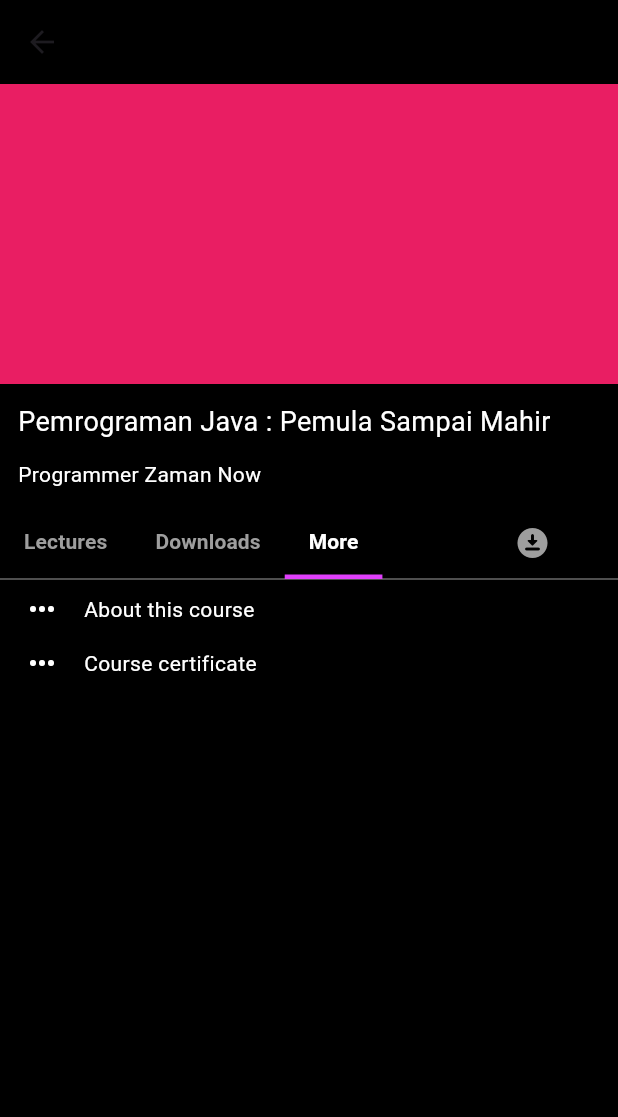
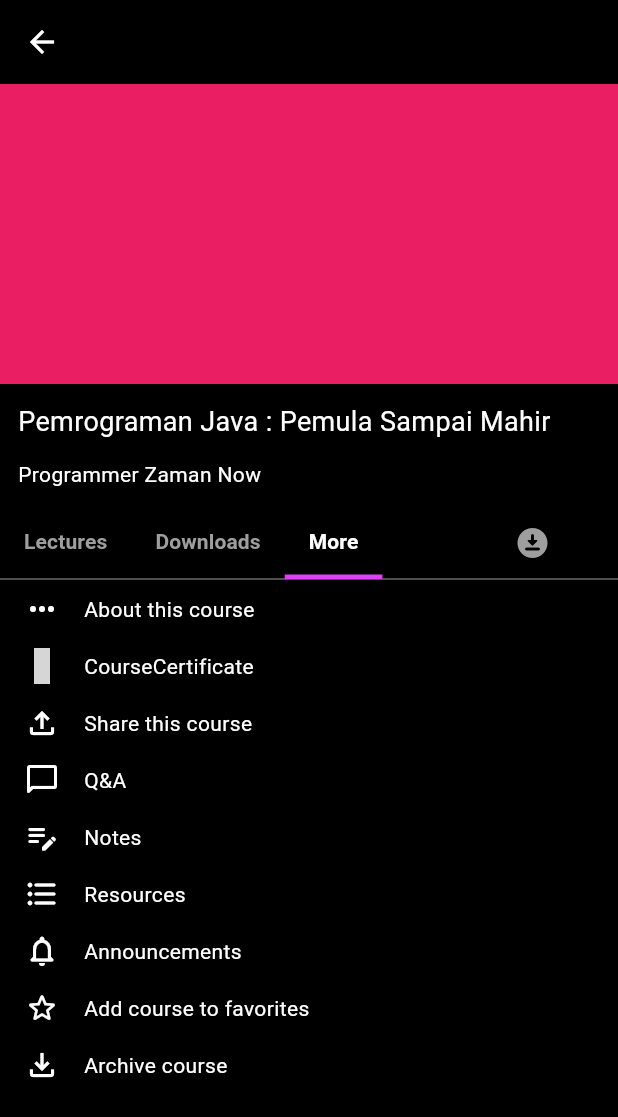
Before and after one commit to hafid-js/kursus_online_mobile, a Flutter app: the CourseDetailScreen screen opened directly, tab 3 chosen, on a phone screen of 412 x 824 dp. Shown: the top 1117 px of the screen. Run offline on Flutter 3.47's test engine with Material 3 defaults, Android fonts, the phone set to English and light mode, and no system bars; our stand-ins replace carousel_slider, get, iconsax, modal_bottom_sheet, video_player; grey boxes are pictures that could not be loaded.

Commit message:
create course more menu

```diff
--- a/lib/features/course_detail/course_detail.dart
+++ b/lib/features/course_detail/course_detail.dart
@@ -1,5 +1,10 @@
 import 'package:flutter/material.dart';
+import 'package:iconsax/iconsax.dart';
+import 'package:kursus_online_mobile/common/widgets/texts/description.dart';
 import 'package:kursus_online_mobile/constants/colors.dart';
+import 'package:kursus_online_mobile/features/course_detail/data/course_description.dart';
+import 'package:kursus_online_mobile/features/course_detail/widgets/course_more_menu.dart';
+import 'package:modal_bottom_sheet/modal_bottom_sheet.dart';
 
 class CourseDetailScreen extends StatelessWidget {
   const CourseDetailScreen({super.key});
@@ -10,7 +15,10 @@
       length: 3,
       child: Scaffold(
         backgroundColor: UColors.backgroundColor,
-        appBar: AppBar(backgroundColor: UColors.backgroundColor),
+        appBar: AppBar(
+          backgroundColor: UColors.backgroundColor,
+          foregroundColor: Colors.white,
+        ),
         body: Column(
           crossAxisAlignment: CrossAxisAlignment.start,
           children: [
@@ -425,32 +433,99 @@
                     padding: EdgeInsets.symmetric(horizontal: 16, vertical: 8),
                     child: Column(
                       children: [
-                        Row(
+                        CourseMoreMenu(
+                          icon: Icons.keyboard_control_rounded,
+                          title: "About this course",
+                          onTap: () {
+                            showBarModalBottomSheet(
+  expand: true,
+  backgroundColor: Colors.black,
+  shape: const RoundedRectangleBorder(
+    borderRadius: BorderRadius.vertical(
+      top: Radius.circular(20),
+    ),
+  ),
+  context: context,
+  builder: (BuildContext context) {
+    return SizedBox(
+      child: Padding(
+        padding: const EdgeInsets.symmetric(horizontal: 16),
+        child: Column(
+          crossAxisAlignment: CrossAxisAlignment.start,
           children: [
-                            Icon(
-                              Icons.keyboard_control_rounded,
+            Stack(
+              alignment: Alignment.centerLeft,
+              children: [
+                                IconButton(
+                  icon: Icon(Icons.close, color: Colors.white),
+                  onPressed: () => Navigator.of(context).pop(),
+                ),
+                Center(
+                  child: Text(
+                    "About This Course",
+                    style: TextStyle(
+                      fontSize: 18,
                       color: Colors.white,
                     ),
-                            SizedBox(width: 16),
-                            Text(
-                              "About this course",
-                              style: TextStyle(color: Colors.white),
+                  ),
                 ),
               ],
             ),
-                        SizedBox(height: 12,),
-                        Row(
+              const Divider(
+              color: Color.fromARGB(130, 79, 79, 79),
+              thickness: 1,
+              height: 1,
+            ),
+            Expanded(
+              child: SingleChildScrollView(
+                child: Column(
+                  crossAxisAlignment: CrossAxisAlignment.start,
                   children: [
-                            Icon(
-                              Icons.keyboard_control_rounded,
-                              color: Colors.white,
+                   UDescription(description: description, isShowMore: false),
+                  ],
                 ),
-                            SizedBox(width: 16),
-                            Text(
-                              "Course certificate",
-                              style: TextStyle(color: Colors.white),
+              ),
             ),
           ],
+        ),
+      ),
+    );
+  },
+                            );
+                          }
+                        ),
+
+                        CourseMoreMenu(
+                          icon: Iconsax.medal_star,
+                          title: "CourseCertificate",
+                        ),
+                        CourseMoreMenu(
+                          icon: Icons.file_upload_outlined,
+                          title: "Share this course",
+                        ),
+                        CourseMoreMenu(
+                          icon: Icons.messenger_outline_rounded,
+                          title: "Q&A",
+                        ),
+                        CourseMoreMenu(
+                          icon: Icons.edit_note_rounded,
+                          title: "Notes",
+                        ),
+                        CourseMoreMenu(
+                          icon: Icons.format_list_bulleted_rounded,
+                          title: "Resources",
+                        ),
+                        CourseMoreMenu(
+                          icon: Icons.notifications_none_rounded,
+                          title: "Announcements",
+                        ),
+                        CourseMoreMenu(
+                          icon: Icons.star_border_rounded,
+                          title: "Add course to favorites",
+                        ),
+                        CourseMoreMenu(
+                          icon: Icons.file_download_outlined,
+                          title: "Archive course",
                         ),
                       ],
                     ),
--- /dev/null
+++ b/lib/features/course_detail/data/course_description.dart
@@ -0,0 +1,57 @@
+final String description = """Are you ready to take your Laravel skills to the next level? In this course, you will build a complete Learning Management System (LMS) from scratch using Laravel 11. This project-based course is designed to equip you with the skills to become a professional Laravel developer and give you a competitive edge in the job market.
+
+Why Learn Laravel 11?
+
+Laravel 11 is the latest version of the popular PHP framework, packed with new features and improvements that make it faster, more efficient, and even more developer-friendly. Its intuitive syntax, robust architecture, and thriving community make Laravel 11 the perfect choice for building powerful, scalable, and feature-rich web applications like an LMS.
+
+By the end of this course, you’ll not only have a complete LMS project in your portfolio but also the expertise to tackle real-world web development challenges confidently.
+
+What You’ll Learn:
+
+Laravel Basics to Advanced: Master core Laravel concepts like routing, controllers, models, and views, and progress to advanced topics including multi-authentication, mail queueing, and dynamic site configurations.
+
+Comprehensive LMS Development: Build essential LMS features like course management, a drag-and-drop curriculum builder, and YouTube/Vimeo lecture support.
+
+Dynamic Tools: Implement a drag-and-drop certificate builder, dynamic file management, and a powerful advanced video player.
+
+E-Commerce Integration: Add cart functionality, multiple payment gateways, and order management for a seamless user experience.
+
+Robust Admin Panel: Develop multi-authentication for Admins, Instructors, and Students, and include advanced dashboard analytics for better insights.
+
+Engaging Features: Build a rating system, blog management module, and dynamic page builder to create a rich user experience.
+
+Scalable Applications: Implement features like instructor payouts, mail queueing, and database cleanup tools to ensure your LMS is maintainable and scalable.
+
+Best Practices: Learn industry standards for secure, efficient, and maintainable Laravel development.
+
+Key Features You'll Build:
+
+Drag-and-drop curriculum and certificate builders
+
+Multi-authentication for admins, instructors, and students
+
+Order management and cart features with multiple payment gateway support
+
+Advanced video player with support for video, audio, PDFs, and more
+
+Blog management system and dynamic site settings
+
+Instructor payout handling and database cleanup tools
+
+Comprehensive dashboard with analytics
+
+Why Take This Course?
+
+Project-Based Learning: Build a complete LMS with real-world features from scratch.
+
+Comprehensive Skills: Master both basic and advanced Laravel techniques to handle any web application project confidently.
+
+Expert Instruction: Learn from an experienced developer who ensures clarity and a hands-on approach throughout.
+
+Practical Focus: Get the knowledge and skills to build scalable, professional web applications.
+
+By the End of This Course:
+
+You’ll have a fully functional LMS equipped with professional features and the skills to create similar applications for any industry. Whether you’re a developer seeking career growth or an entrepreneur with an idea, this course will empower you to turn your vision into reality.
+
+Take the first step toward mastering Laravel and creating something amazing—enroll now and start building your LMS today!""";
--- /dev/null
+++ b/lib/features/course_detail/widgets/course_more_menu.dart
@@ -0,0 +1,29 @@
+
+import 'package:flutter/material.dart';
+
+class CourseMoreMenu extends StatelessWidget {
+  const CourseMoreMenu({super.key, required this.icon, required this.title,this.onTap});
+
+  final IconData icon;
+  final VoidCallback? onTap;
+  final String title;
+
+  @override
+  Widget build(BuildContext context) {
+    return GestureDetector(
+      onTap: onTap,
+      child: Column(
+      children: [
+        Row(
+          children: [
+            Icon(icon, color: Colors.white),
+            SizedBox(width: 16),
+            Text(title, style: TextStyle(color: Colors.white)),
+          ],
+        ),
+        SizedBox(height: 14),
+      ],
+    ),
+    );
+  }
+}
--- a/lib/main.dart
+++ b/lib/main.dart
@@ -5,6 +5,7 @@
 import 'package:kursus_online_mobile/features/home/home.dart';
 import 'package:kursus_online_mobile/features/course/course.dart';
 import 'package:kursus_online_mobile/features/mylearning/my_learning.dart';
+import 'package:kursus_online_mobile/features/search/search_screen.dart';
 import 'package:kursus_online_mobile/main_screen.dart';
 
 void main() {
--- a/lib/main_screen.dart
+++ b/lib/main_screen.dart
@@ -4,6 +4,7 @@
 import 'package:kursus_online_mobile/features/cart/cart.dart';
 import 'package:kursus_online_mobile/features/home/home.dart';
 import 'package:kursus_online_mobile/features/mylearning/my_learning.dart';
+import 'package:kursus_online_mobile/features/search/search_screen.dart';
 
 class MainScreen extends StatefulWidget {
   const MainScreen({super.key});
@@ -17,7 +18,7 @@
 
   final List<Widget> _pages = [
     HomeScreen(),
-    HomeScreen(),
+    SearchScreen(),
     MyLearningScreen(),
     CartScreen(),
     HomeScreen(),
```
Also changed, not shown: lib/common/widgets/cards/course_card.dart (+22 -0 lines), lib/common/widgets/texts/description.dart (+30 -7 lines), lib/features/mylearning/data/course_learning.dart (added, +16 -0 lines), lib/features/mylearning/my_learning.dart (+2 -10 lines), lib/features/search/data/tags.dart (added, +14 -0 lines), lib/features/search/search_screen.dart (added, +169 -0 lines), lib/features/search/widgets/search_categories.dart (added, +21 -0 lines). Lines whose indentation alone changed are shown as unchanged.
